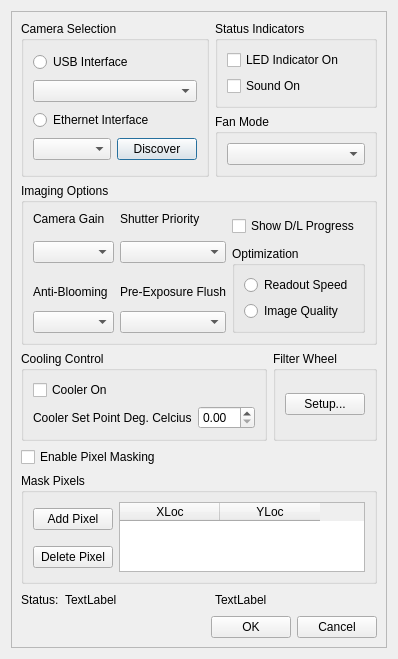
Above: IIDCCamera.ui from rpineau/IIDC before the change. Below: the same form after it.
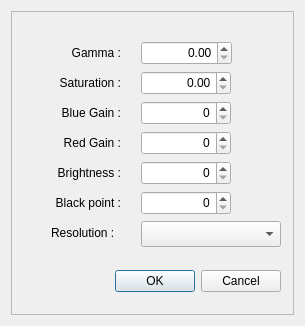
That is the form after the change. Custom widgets are drawn as their Qt base class.

Commit message: Refactor some of the code. These change are to allow the camera settings to be set from the settings dialog.

Patch:
```diff
--- a/IIDCCamera.ui
+++ b/IIDCCamera.ui
@@ -6,8 +6,8 @@
    <rect>
     <x>0</x>
     <y>0</y>
-    <width>397</width>
-    <height>593</height>
+    <width>305</width>
+    <height>326</height>
    </rect>
   </property>
   <property name="windowTitle">
@@ -22,307 +22,212 @@
      <property name="frameShadow">
       <enum>QFrame::Raised</enum>
      </property>
-     <layout class="QGridLayout" name="gridLayout_2">
-      <item row="0" column="0" rowspan="2" colspan="2">
-       <widget class="QGroupBox" name="groupBox">
-        <property name="title">
-         <string>Camera Selection</string>
-        </property>
-        <layout class="QVBoxLayout" name="verticalLayout">
-         <item>
-          <widget class="QRadioButton" name="radioButton">
-           <property name="text">
-            <string>USB Interface</string>
-           </property>
-          </widget>
-         </item>
-         <item>
-          <widget class="QComboBox" name="comboBox"/>
-         </item>
-         <item>
-          <widget class="QRadioButton" name="radioButton_2">
-           <property name="text">
-            <string>Ethernet Interface</string>
-           </property>
-          </widget>
-         </item>
-         <item>
-          <layout class="QHBoxLayout" name="horizontalLayout">
-           <item>
-            <widget class="QComboBox" name="comboBox_2"/>
-           </item>
-           <item>
-            <widget class="QPushButton" name="pushButton">
-             <property name="text">
-              <string>Discover</string>
-             </property>
-            </widget>
-           </item>
-          </layout>
-         </item>
-        </layout>
-       </widget>
-      </item>
-      <item row="0" column="2" colspan="2">
-       <widget class="QGroupBox" name="groupBox_2">
-        <property name="title">
-         <string>Status Indicators</string>
-        </property>
-        <layout class="QVBoxLayout" name="verticalLayout_2">
-         <item>
-          <widget class="QCheckBox" name="checkBox">
-           <property name="text">
-            <string>LED Indicator On</string>
-           </property>
-          </widget>
-         </item>
-         <item>
-          <widget class="QCheckBox" name="checkBox_2">
-           <property name="text">
-            <string>Sound On</string>
-           </property>
-          </widget>
-         </item>
-        </layout>
-       </widget>
-      </item>
-      <item row="1" column="2" colspan="2">
-       <widget class="QGroupBox" name="groupBox_3">
-        <property name="title">
-         <string>Fan Mode</string>
-        </property>
-        <layout class="QVBoxLayout" name="verticalLayout_3">
-         <item>
-          <widget class="QComboBox" name="comboBox_3"/>
-         </item>
-        </layout>
-       </widget>
-      </item>
-      <item row="2" column="0" colspan="4">
-       <widget class="QGroupBox" name="groupBox_4">
-        <property name="title">
-         <string>Imaging Options</string>
-        </property>
-        <layout class="QGridLayout" name="gridLayout_3">
-         <item row="0" column="0">
-          <widget class="QLabel" name="label">
-           <property name="text">
-            <string>Camera Gain</string>
-           </property>
-          </widget>
-         </item>
-         <item row="0" column="1">
+     <widget class="QDoubleSpinBox" name="doubleSpinBox">
+      <property name="geometry">
+       <rect>
+        <x>130</x>
+        <y>30</y>
+        <width>91</width>
+        <height>24</height>
+       </rect>
+      </property>
+      <property name="alignment">
+       <set>Qt::AlignRight|Qt::AlignTrailing|Qt::AlignVCenter</set>
+      </property>
+     </widget>
           <widget class="QLabel" name="label_2">
-           <property name="text">
-            <string>Shutter Priority</string>
-           </property>
-          </widget>
-         </item>
-         <item row="0" column="2" rowspan="2">
-          <widget class="QCheckBox" name="checkBox_3">
+      <property name="geometry">
+       <rect>
+        <x>50</x>
+        <y>30</y>
+        <width>60</width>
+        <height>24</height>
+       </rect>
+      </property>
            <property name="text">
-            <string>Show D/L Progress</string>
-           </property>
-          </widget>
-         </item>
-         <item row="1" column="0" rowspan="2">
-          <widget class="QComboBox" name="comboBox_4"/>
-         </item>
-         <item row="1" column="1" rowspan="2">
-          <widget class="QComboBox" name="comboBox_5"/>
-         </item>
-         <item row="2" column="2" rowspan="3">
-          <widget class="QGroupBox" name="groupBox_5">
-           <property name="title">
-            <string>Optimization</string>
-           </property>
-           <layout class="QVBoxLayout" name="verticalLayout_4">
-            <item>
-             <widget class="QRadioButton" name="radioButton_3">
-              <property name="text">
-               <string>Readout Speed</string>
-              </property>
-             </widget>
-            </item>
-            <item>
-             <widget class="QRadioButton" name="radioButton_4">
-              <property name="text">
-               <string>Image Quality</string>
-              </property>
-             </widget>
-            </item>
-           </layout>
-          </widget>
-         </item>
-         <item row="3" column="0">
+       <string>Gamma :</string>
+      </property>
+      <property name="alignment">
+       <set>Qt::AlignRight|Qt::AlignTrailing|Qt::AlignVCenter</set>
+      </property>
+     </widget>
+     <widget class="QDoubleSpinBox" name="doubleSpinBox_2">
+      <property name="geometry">
+       <rect>
+        <x>130</x>
+        <y>60</y>
+        <width>90</width>
+        <height>24</height>
+       </rect>
+      </property>
+      <property name="alignment">
+       <set>Qt::AlignRight|Qt::AlignTrailing|Qt::AlignVCenter</set>
+      </property>
+     </widget>
           <widget class="QLabel" name="label_3">
+      <property name="geometry">
+       <rect>
+        <x>40</x>
+        <y>60</y>
+        <width>70</width>
+        <height>24</height>
+       </rect>
+      </property>
            <property name="text">
-            <string>Anti-Blooming</string>
-           </property>
-          </widget>
-         </item>
-         <item row="3" column="1">
+       <string>Saturation :</string>
+      </property>
+      <property name="alignment">
+       <set>Qt::AlignRight|Qt::AlignTrailing|Qt::AlignVCenter</set>
+      </property>
+     </widget>
           <widget class="QLabel" name="label_4">
+      <property name="geometry">
+       <rect>
+        <x>40</x>
+        <y>120</y>
+        <width>70</width>
+        <height>24</height>
+       </rect>
+      </property>
            <property name="text">
-            <string>Pre-Exposure Flush</string>
-           </property>
-          </widget>
-         </item>
-         <item row="4" column="0">
-          <widget class="QComboBox" name="comboBox_6"/>
-         </item>
-         <item row="4" column="1">
-          <widget class="QComboBox" name="comboBox_7"/>
-         </item>
-        </layout>
-       </widget>
-      </item>
-      <item row="3" column="0" colspan="3">
-       <widget class="QGroupBox" name="groupBox_6">
-        <property name="title">
-         <string>Cooling Control</string>
-        </property>
-        <layout class="QVBoxLayout" name="verticalLayout_5">
-         <item>
-          <widget class="QCheckBox" name="checkBox_4">
+       <string>Red Gain :</string>
+      </property>
+      <property name="alignment">
+       <set>Qt::AlignRight|Qt::AlignTrailing|Qt::AlignVCenter</set>
+      </property>
+     </widget>
+     <widget class="QLabel" name="label">
+      <property name="geometry">
+       <rect>
+        <x>40</x>
+        <y>90</y>
+        <width>70</width>
+        <height>24</height>
+       </rect>
+      </property>
            <property name="text">
-            <string>Cooler On</string>
-           </property>
-          </widget>
-         </item>
-         <item>
-          <layout class="QHBoxLayout" name="horizontalLayout_2">
-           <item>
+       <string>Blue Gain :</string>
+      </property>
+      <property name="alignment">
+       <set>Qt::AlignRight|Qt::AlignTrailing|Qt::AlignVCenter</set>
+      </property>
+     </widget>
             <widget class="QLabel" name="label_5">
-             <property name="text">
-              <string>Cooler Set Point Deg. Celcius</string>
-             </property>
-            </widget>
-           </item>
-           <item>
-            <widget class="QDoubleSpinBox" name="doubleSpinBox"/>
-           </item>
-          </layout>
-         </item>
-        </layout>
-       </widget>
-      </item>
-      <item row="3" column="3">
-       <widget class="QGroupBox" name="groupBox_7">
-        <property name="title">
-         <string>Filter Wheel</string>
-        </property>
-        <layout class="QVBoxLayout" name="verticalLayout_7">
-         <item>
-          <widget class="QPushButton" name="pushButton_2">
+      <property name="geometry">
+       <rect>
+        <x>40</x>
+        <y>150</y>
+        <width>70</width>
+        <height>24</height>
+       </rect>
+      </property>
            <property name="text">
-            <string>Setup...</string>
-           </property>
-          </widget>
-         </item>
-        </layout>
-       </widget>
-      </item>
-      <item row="4" column="0">
-       <widget class="QCheckBox" name="checkBox_5">
-        <property name="text">
-         <string>Enable Pixel Masking</string>
-        </property>
-       </widget>
-      </item>
-      <item row="5" column="0" colspan="4">
-       <widget class="QGroupBox" name="groupBox_8">
-        <property name="sizePolicy">
-         <sizepolicy hsizetype="Preferred" vsizetype="Expanding">
-          <horstretch>0</horstretch>
-          <verstretch>0</verstretch>
-         </sizepolicy>
-        </property>
-        <property name="title">
-         <string>Mask Pixels</string>
-        </property>
-        <layout class="QGridLayout" name="gridLayout">
-         <item row="0" column="0">
-          <widget class="QPushButton" name="pushButton_3">
-           <property name="text">
-            <string>Add Pixel</string>
-           </property>
-          </widget>
-         </item>
-         <item row="0" column="1" rowspan="2">
-          <widget class="QTableWidget" name="tableWidget">
-           <property name="selectionBehavior">
-            <enum>QAbstractItemView::SelectRows</enum>
-           </property>
-           <property name="rowCount">
-            <number>0</number>
-           </property>
-           <property name="columnCount">
-            <number>2</number>
-           </property>
-           <attribute name="horizontalHeaderVisible">
-            <bool>true</bool>
-           </attribute>
-           <column>
-            <property name="text">
-             <string>XLoc</string>
-            </property>
-           </column>
-           <column>
-            <property name="text">
-             <string>YLoc</string>
-            </property>
-           </column>
-          </widget>
-         </item>
-         <item row="1" column="0">
-          <widget class="QPushButton" name="pushButton_4">
-           <property name="text">
-            <string>Delete Pixel</string>
-           </property>
-          </widget>
-         </item>
-        </layout>
-       </widget>
-      </item>
-      <item row="6" column="0" colspan="2">
-       <layout class="QHBoxLayout" name="horizontalLayout_4">
-        <item>
+       <string>Brightness :</string>
+      </property>
+      <property name="alignment">
+       <set>Qt::AlignRight|Qt::AlignTrailing|Qt::AlignVCenter</set>
+      </property>
+     </widget>
          <widget class="QLabel" name="label_6">
-          <property name="sizePolicy">
-           <sizepolicy hsizetype="Minimum" vsizetype="Preferred">
-            <horstretch>0</horstretch>
-            <verstretch>0</verstretch>
-           </sizepolicy>
+      <property name="geometry">
+       <rect>
+        <x>40</x>
+        <y>210</y>
+        <width>70</width>
+        <height>24</height>
+       </rect>
           </property>
           <property name="text">
-           <string>Status:</string>
-          </property>
-         </widget>
-        </item>
-        <item>
-         <widget class="QLabel" name="label_7">
+       <string>Resolution :</string>
+      </property>
+     </widget>
+     <widget class="QComboBox" name="comboBox">
+      <property name="geometry">
+       <rect>
+        <x>130</x>
+        <y>210</y>
+        <width>140</width>
+        <height>26</height>
+       </rect>
+      </property>
+     </widget>
+     <widget class="QLabel" name="label_8">
+      <property name="geometry">
+       <rect>
+        <x>30</x>
+        <y>180</y>
+        <width>80</width>
+        <height>24</height>
+       </rect>
+      </property>
           <property name="text">
-           <string>TextLabel</string>
-          </property>
-         </widget>
-        </item>
-        <item>
-         <spacer name="horizontalSpacer_2">
-          <property name="orientation">
-           <enum>Qt::Horizontal</enum>
-          </property>
-          <property name="sizeHint" stdset="0">
-           <size>
-            <width>40</width>
-            <height>20</height>
-           </size>
-          </property>
-         </spacer>
-        </item>
-       </layout>
-      </item>
-      <item row="7" column="1" colspan="3">
+       <string>Black point :</string>
+      </property>
+      <property name="alignment">
+       <set>Qt::AlignRight|Qt::AlignTrailing|Qt::AlignVCenter</set>
+      </property>
+     </widget>
+     <widget class="QSpinBox" name="spinBox">
+      <property name="geometry">
+       <rect>
+        <x>130</x>
+        <y>90</y>
+        <width>90</width>
+        <height>24</height>
+       </rect>
+      </property>
+      <property name="alignment">
+       <set>Qt::AlignRight|Qt::AlignTrailing|Qt::AlignVCenter</set>
+      </property>
+     </widget>
+     <widget class="QSpinBox" name="spinBox_2">
+      <property name="geometry">
+       <rect>
+        <x>130</x>
+        <y>120</y>
+        <width>90</width>
+        <height>24</height>
+       </rect>
+      </property>
+      <property name="alignment">
+       <set>Qt::AlignRight|Qt::AlignTrailing|Qt::AlignVCenter</set>
+      </property>
+     </widget>
+     <widget class="QSpinBox" name="spinBox_3">
+      <property name="geometry">
+       <rect>
+        <x>130</x>
+        <y>150</y>
+        <width>90</width>
+        <height>24</height>
+       </rect>
+      </property>
+      <property name="alignment">
+       <set>Qt::AlignRight|Qt::AlignTrailing|Qt::AlignVCenter</set>
+      </property>
+     </widget>
+     <widget class="QSpinBox" name="spinBox_4">
+      <property name="geometry">
+       <rect>
+        <x>130</x>
+        <y>180</y>
+        <width>90</width>
+        <height>24</height>
+       </rect>
+      </property>
+      <property name="alignment">
+       <set>Qt::AlignRight|Qt::AlignTrailing|Qt::AlignVCenter</set>
+      </property>
+     </widget>
+     <widget class="QWidget" name="">
+      <property name="geometry">
+       <rect>
+        <x>10</x>
+        <y>250</y>
+        <width>260</width>
+        <height>40</height>
+       </rect>
+      </property>
        <layout class="QHBoxLayout" name="horizontalLayout_3">
         <item>
          <spacer name="horizontalSpacer">
@@ -352,15 +257,22 @@
          </widget>
         </item>
        </layout>
-      </item>
-      <item row="6" column="2">
-       <widget class="QLabel" name="label_8">
-        <property name="text">
-         <string>TextLabel</string>
-        </property>
-       </widget>
-      </item>
-     </layout>
+     </widget>
+     <zorder>pushButtonOK</zorder>
+     <zorder>doubleSpinBox</zorder>
+     <zorder>label_2</zorder>
+     <zorder>doubleSpinBox_2</zorder>
+     <zorder>label_3</zorder>
+     <zorder>label_4</zorder>
+     <zorder>label</zorder>
+     <zorder>label_5</zorder>
+     <zorder>label_6</zorder>
+     <zorder>comboBox</zorder>
+     <zorder>label_8</zorder>
+     <zorder>spinBox</zorder>
+     <zorder>spinBox_2</zorder>
+     <zorder>spinBox_3</zorder>
+     <zorder>spinBox_4</zorder>
     </widget>
    </item>
   </layout>
```
Lines whose indentation alone changed are shown as unchanged. The commit also changes 5 other files.
